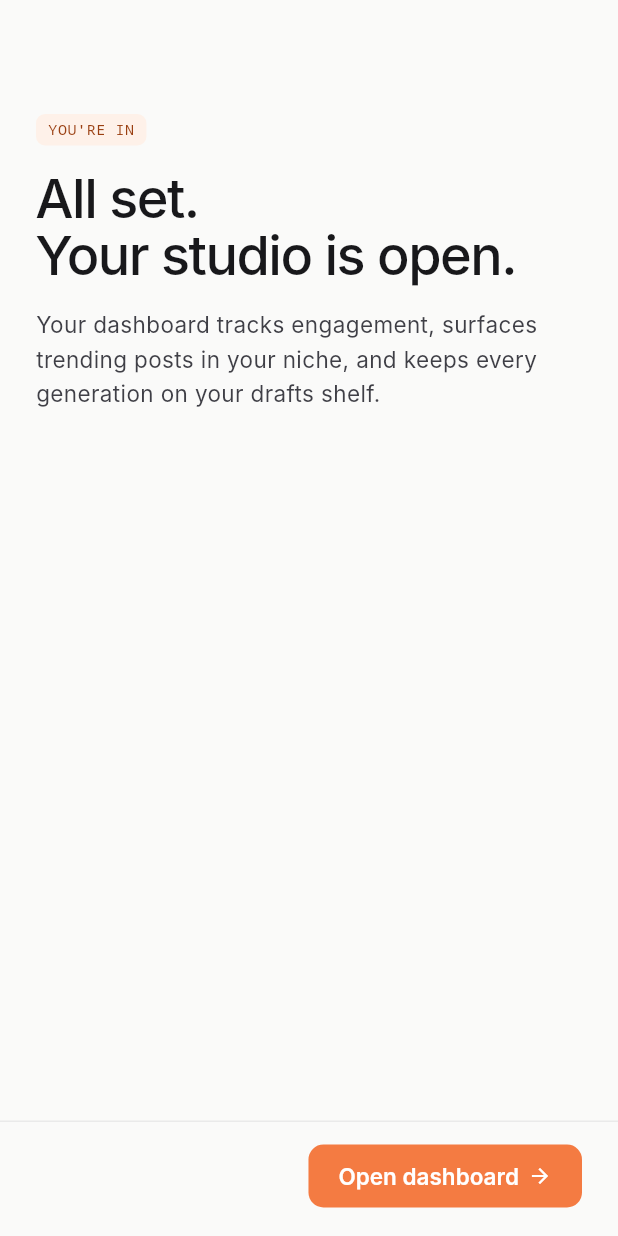
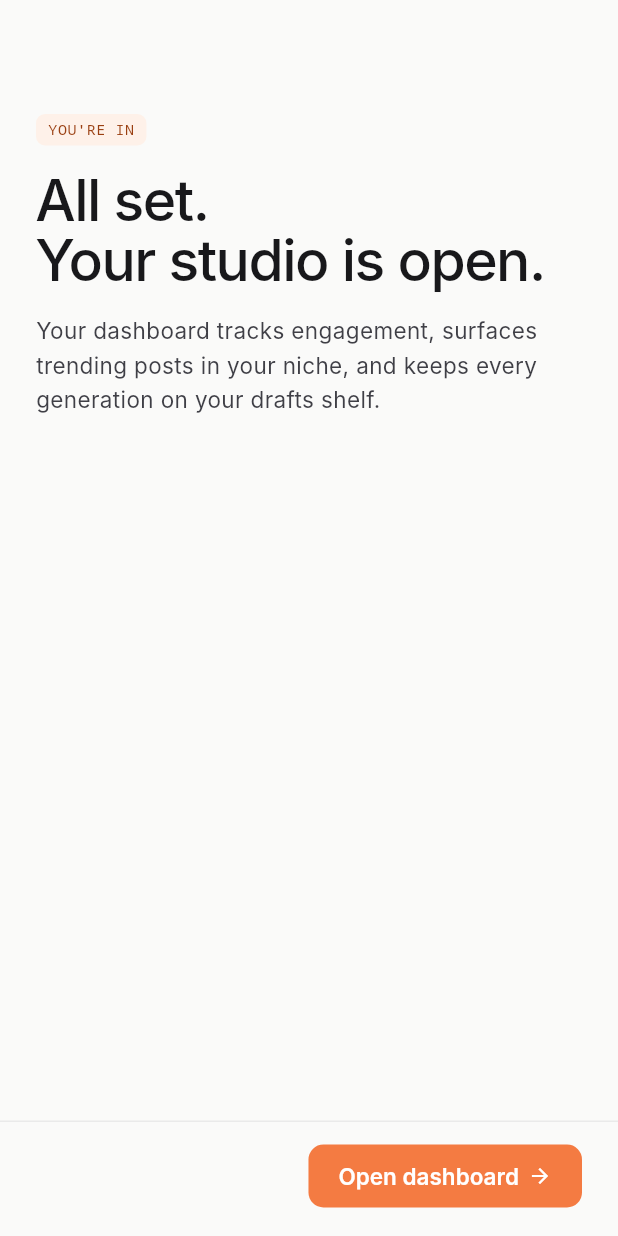
Before and after one commit to Eagleeye1811/besocial_app, a Flutter app: the CompleteStep screen opened by its route, on a phone screen of 412 x 824 dp. Run offline on Flutter 3.47's test engine with Material 3 defaults, Android fonts, the light colour scheme and no system bars; our stand-ins replace cached_network_image, dio, flutter_secure_storage, get, get_it, hive and 4 more; missing offline and left inert: gal; accounts and stored records are empty; network calls fail; Roboto replaces fonts that are missing (Inter, Inter Tight, JetBrains Mono).

Commit message:
Made the screens responsive

````diff
--- /dev/null
+++ b/lib/core/utils/responsive.dart
@@ -0,0 +1,59 @@
+import 'package:flutter/widgets.dart';
+
+/// Lightweight responsive helpers for adapting components across phone sizes.
+///
+/// Baseline width is 390pt (≈ iPhone 14 / mid-range Android). [scale] linearly
+/// adjusts a baseline pixel value to the current screen width, clamped to a
+/// sane band (0.85×–1.15×) so very small phones don't crush UI and very
+/// wide ones don't sprawl.
+///
+/// Usage:
+/// ```dart
+/// final pad = Responsive.scale(context, 20);          // ~17 on 360w, ~23 on 430w
+/// final fontSize = Responsive.scale(context, 14);
+/// if (Responsive.isCompact(context)) … else …
+/// final cols = Responsive.pick(context, compact: 1, regular: 2);
+/// ```
+class Responsive {
+  Responsive._();
+
+  /// Phones under this width need tighter paddings / shorter labels.
+  static const double compactBreakpoint = 360;
+
+  /// Larger phones / phablets get a touch more breathing room.
+  static const double largeBreakpoint = 430;
+
+  static const double _baselineWidth = 390;
+  static const double _minRatio = 0.85;
+  static const double _maxRatio = 1.15;
+
+  static double widthOf(BuildContext context) =>
+      MediaQuery.sizeOf(context).width;
+
+  static double heightOf(BuildContext context) =>
+      MediaQuery.sizeOf(context).height;
+
+  static bool isCompact(BuildContext context) =>
+      widthOf(context) < compactBreakpoint;
+
+  static bool isLarge(BuildContext context) =>
+      widthOf(context) >= largeBreakpoint;
+
+  /// Width-driven scale factor, clamped to [_minRatio]–[_maxRatio].
+  static double scaleFactor(BuildContext context) {
+    final w = widthOf(context);
+    return (w / _baselineWidth).clamp(_minRatio, _maxRatio);
+  }
+
+  /// Scale a baseline value by the current screen width.
+  static double scale(BuildContext context, double baseline) =>
+      baseline * scaleFactor(context);
+
+  /// Pick one of two values based on compact-vs-regular.
+  static T pick<T>(
+    BuildContext context, {
+    required T compact,
+    required T regular,
+  }) =>
+      isCompact(context) ? compact : regular;
+}
--- a/lib/views/home_view/screens/home_view.dart
+++ b/lib/views/home_view/screens/home_view.dart
@@ -6,6 +6,7 @@ import '../../../common_widgets/dash_shell.dart';
 import '../../../controllers/home_controller/home_controller.dart';
 import '../../../core/routes/app_routes.dart';
 import '../../../core/theme/theme_constants.dart';
+import '../../../core/utils/responsive.dart';
 import '../../../data/dto/dashboard_home_dto.dart';
 import '../widgets/metric_card.dart';
 import '../widgets/recent_post_card.dart';
@@ -190,7 +191,10 @@ class _MetricsGrid extends StatelessWidget {
       crossAxisCount: 2,
       mainAxisSpacing: 12,
       crossAxisSpacing: 12,
-      childAspectRatio: 1.18,
+      // Slightly taller cells on compact phones so the Best Performer card
+      // (thumbnail + value + caption) doesn't crowd; default phones keep the
+      // designed proportion.
+      childAspectRatio: Responsive.isCompact(context) ? 1.0 : 1.18,
       children: cards,
     );
   }
--- a/lib/views/onboarding/steps/complete_step.dart
+++ b/lib/views/onboarding/steps/complete_step.dart
@@ -4,6 +4,7 @@ import 'package:get/get.dart';
 import '../../../controllers/onboarding_controller/onboarding_controller.dart';
 import '../../../core/routes/app_routes.dart';
 import '../../../core/theme/theme_constants.dart';
+import '../../../core/utils/responsive.dart';
 import '../widgets/foot_bar.dart';
 import '../widgets/step_shell.dart';
 
@@ -46,7 +47,7 @@ class CompleteStep extends GetView<OnboardingController> {
               style: TextStyle(
                 fontFamily: AppFonts.display,
                 fontFamilyFallback: AppFonts.displayFallback,
-                fontSize: 36,
+                fontSize: Responsive.scale(context, 36),
                 fontWeight: FontWeight.w500,
                 letterSpacing: -1.0,
                 height: 1.05,
--- a/lib/views/onboarding/steps/style_intro_step.dart
+++ b/lib/views/onboarding/steps/style_intro_step.dart
@@ -5,6 +5,7 @@ import 'package:get/get.dart';
 
 import '../../../controllers/onboarding_controller/onboarding_controller.dart';
 import '../../../core/theme/theme_constants.dart';
+import '../../../core/utils/responsive.dart';
 import '../widgets/foot_bar.dart';
 import '../widgets/step_shell.dart';
 
@@ -77,7 +78,7 @@ class StyleIntroStep extends GetView<OnboardingController> {
                 style: TextStyle(
                   fontFamily: AppFonts.display,
                   fontFamilyFallback: AppFonts.displayFallback,
-                  fontSize: 38,
+                  fontSize: Responsive.scale(context, 38),
                   fontWeight: FontWeight.w600,
                   letterSpacing: -1.0,
                   height: 1.05,
````
Also changed, not shown: lib/common_widgets/dash_shell.dart (+9 -1 lines), lib/main.dart (+15 -0 lines).
